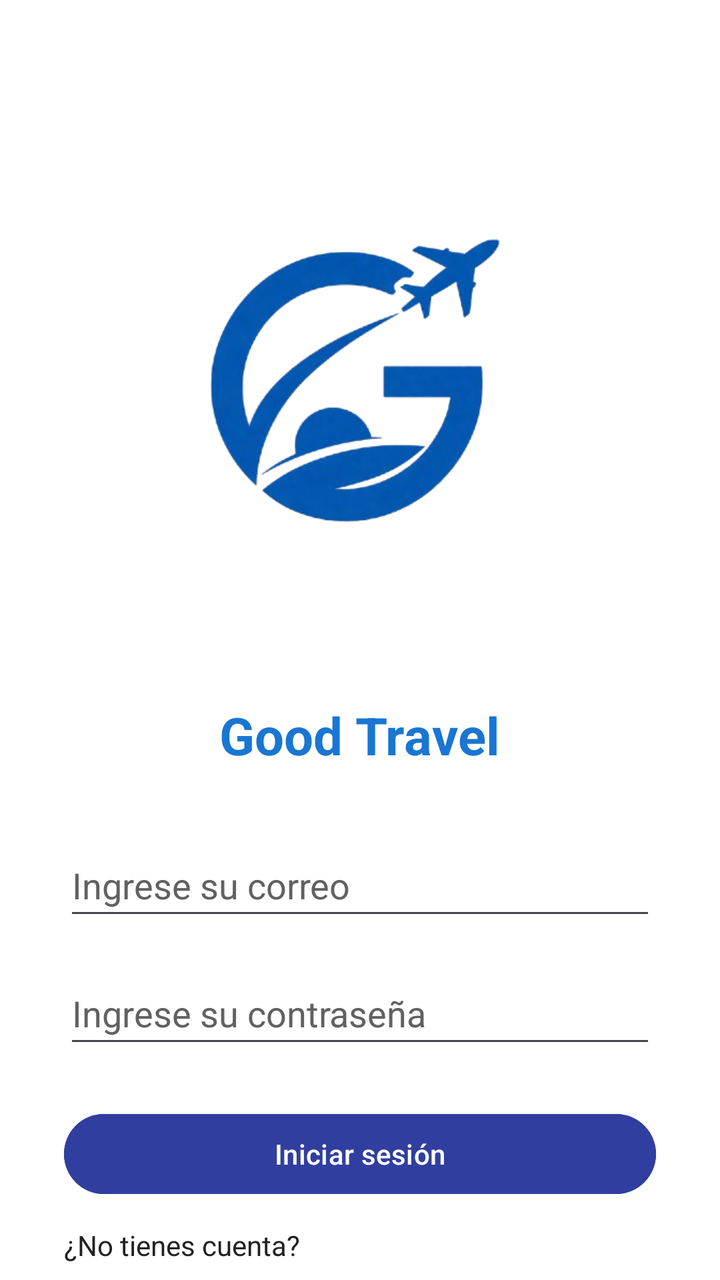
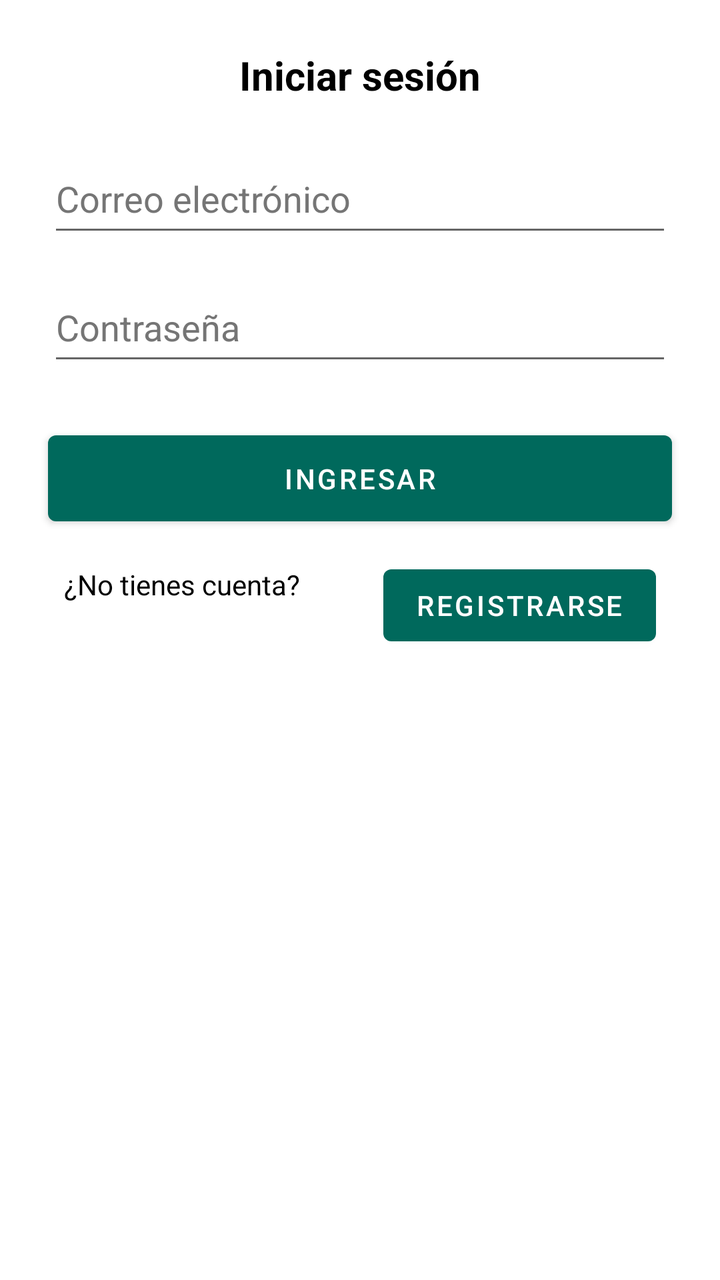

Compare the two renders of this Android layout. The source of the first and the diff that turns it into the second are given below.
<!-- AndroidManifest.xml: application theme Theme.Desafio2DSM -->
<!-- res/layout/activity_login.xml -->
<?xml version="1.0" encoding="utf-8"?>
<androidx.constraintlayout.widget.ConstraintLayout
    xmlns:android="http://schemas.android.com/apk/res/android"
    xmlns:app="http://schemas.android.com/apk/res-auto"
    xmlns:tools="http://schemas.android.com/tools"
    android:id="@+id/main"
    android:layout_width="match_parent"
    android:layout_height="match_parent"
    android:background="@color/background"
    tools:context=".LoginActivity">

    <ImageView
        android:id="@+id/imgLogo"
        android:layout_width="268dp"
        android:layout_height="286dp"
        android:layout_marginTop="56dp"
        android:contentDescription="@string/logo_desc"
        android:src="@drawable/logo_app"
        app:layout_constraintEnd_toEndOf="parent"
        app:layout_constraintHorizontal_bias="0.496"
        app:layout_constraintStart_toStartOf="parent"
        app:layout_constraintTop_toTopOf="parent" />

    <TextView
        android:id="@+id/tvTitulo"
        android:layout_width="wrap_content"
        android:layout_height="wrap_content"
        android:text="@string/app_name"
        android:textSize="26sp"
        android:textStyle="bold"
        android:textColor="@color/blue_700"
        android:layout_marginTop="8dp"
        app:layout_constraintTop_toBottomOf="@id/imgLogo"
        app:layout_constraintStart_toStartOf="parent"
        app:layout_constraintEnd_toEndOf="parent" />

    <EditText
        android:id="@+id/etEmail"
        android:layout_width="0dp"
        android:layout_height="wrap_content"
        android:layout_marginStart="32dp"
        android:layout_marginTop="32dp"
        android:layout_marginEnd="32dp"
        android:hint="@string/correo_hint"
        android:textColor="#212121"
        android:textColorHint="#616161"
        android:inputType="textEmailAddress"
        android:autofillHints="emailAddress"
        android:minHeight="48dp"
        app:layout_constraintTop_toBottomOf="@id/tvTitulo"
        app:layout_constraintStart_toStartOf="parent"
        app:layout_constraintEnd_toEndOf="parent" />

    <EditText
        android:id="@+id/etPassword"
        android:layout_width="0dp"
        android:layout_height="wrap_content"
        android:layout_marginStart="32dp"
        android:layout_marginTop="16dp"
        android:layout_marginEnd="32dp"
        android:hint="@string/password_hint"
        android:textColor="#212121"
        android:textColorHint="#616161"
        android:inputType="textPassword"
        android:autofillHints="password"
        android:minHeight="48dp"
        app:layout_constraintTop_toBottomOf="@id/etEmail"
        app:layout_constraintStart_toStartOf="parent"
        app:layout_constraintEnd_toEndOf="parent" />

    <Button
        android:id="@+id/btnLogin"
        android:layout_width="0dp"
        android:layout_height="wrap_content"
        android:layout_marginStart="32dp"
        android:layout_marginTop="24dp"
        android:layout_marginEnd="32dp"
        android:text="@string/btn_login"
        android:backgroundTint="@color/blue_500"
        android:textColor="@android:color/white"
        android:minHeight="48dp"
        app:layout_constraintTop_toBottomOf="@id/etPassword"
        app:layout_constraintStart_toStartOf="parent"
        app:layout_constraintEnd_toEndOf="parent" />

    <TextView
        android:id="@+id/tvRegistro"
        android:layout_width="wrap_content"
        android:layout_height="wrap_content"
        android:layout_marginTop="12dp"
        android:text="@string/no_cuenta"
        android:textColor="@color/black"
        app:layout_constraintTop_toBottomOf="@id/btnLogin"
        app:layout_constraintStart_toStartOf="parent"
        android:layout_marginStart="32dp" />

    <Button
        android:id="@+id/btnGoRegister"
        android:layout_width="0dp"
        android:layout_height="wrap_content"
        android:layout_marginStart="32dp"
        android:layout_marginTop="12dp"
        android:layout_marginEnd="32dp"
        android:text="@string/btn_registro"
        android:backgroundTint="@color/blue_700"
        android:textColor="@android:color/white"
        android:minHeight="48dp"
        app:layout_constraintTop_toBottomOf="@id/tvRegistro"
        app:layout_constraintStart_toStartOf="parent"
        app:layout_constraintEnd_toEndOf="parent" />

</androidx.constraintlayout.widget.ConstraintLayout>
<!-- resources referenced by this layout -->
<resources>
  <color name="background">#FFFFFF</color>
  <color name="black">#212121</color>
  <color name="blue_500">#303f9f</color>
  <color name="blue_700">#1976D2</color>
  <!-- drawable logo_app: png bitmap (drawable, 84019 bytes) -->
  <string name="app_name">Good Travel</string>
  <string name="btn_login">Iniciar sesión</string>
  <string name="btn_registro">Registrarse</string>
  <string name="correo_hint">Ingrese su correo</string>
  <string name="logo_desc">Logo de la aplicación</string>
  <string name="no_cuenta">¿No tienes cuenta?</string>
  <string name="password_hint">Ingrese su contraseña</string>
  <style name="Theme.Desafio2DSM" parent="Base.Theme.Desafio2DSM" />
  <style name="Base.Theme.Desafio2DSM" parent="Theme.Material3.DayNight.NoActionBar">
          
          
      </style>
</resources>

<!-- the commit's change to res/layout/activity_login.xml (unified diff, before → after) -->
@@ -3,110 +3,100 @@
     xmlns:android="http://schemas.android.com/apk/res/android"
     xmlns:app="http://schemas.android.com/apk/res-auto"
     xmlns:tools="http://schemas.android.com/tools"
-    android:id="@+id/main"
     android:layout_width="match_parent"
     android:layout_height="match_parent"
-    android:background="@color/background"
     tools:context=".LoginActivity">
-
-    <ImageView
-        android:id="@+id/imgLogo"
-        android:layout_width="268dp"
-        android:layout_height="286dp"
-        android:layout_marginTop="56dp"
-        android:contentDescription="@string/logo_desc"
-        android:src="@drawable/logo_app"
-        app:layout_constraintEnd_toEndOf="parent"
-        app:layout_constraintHorizontal_bias="0.496"
-        app:layout_constraintStart_toStartOf="parent"
-        app:layout_constraintTop_toTopOf="parent" />
 
     <TextView
         android:id="@+id/tvTitulo"
         android:layout_width="wrap_content"
         android:layout_height="wrap_content"
-        android:text="@string/app_name"
-        android:textSize="26sp"
+        android:text="@string/iniciar_sesion"
         android:textStyle="bold"
-        android:textColor="@color/blue_700"
-        android:layout_marginTop="8dp"
-        app:layout_constraintTop_toBottomOf="@id/imgLogo"
+        android:textSize="20sp"
+        android:textColor="@android:color/black"
+        app:layout_constraintTop_toTopOf="parent"
         app:layout_constraintStart_toStartOf="parent"
-        app:layout_constraintEnd_toEndOf="parent" />
+        app:layout_constraintEnd_toEndOf="parent"
+        android:layout_marginTop="24dp"/>
 
     <EditText
         android:id="@+id/etEmail"
         android:layout_width="0dp"
         android:layout_height="wrap_content"
-        android:layout_marginStart="32dp"
-        android:layout_marginTop="32dp"
-        android:layout_marginEnd="32dp"
-        android:hint="@string/correo_hint"
-        android:textColor="#212121"
-        android:textColorHint="#616161"
+        android:hint="@string/correo"
         android:inputType="textEmailAddress"
         android:autofillHints="emailAddress"
         android:minHeight="48dp"
+        android:paddingTop="12dp"
+        android:paddingBottom="12dp"
+        android:textColor="@android:color/black"
+        android:textColorHint="#757575"
         app:layout_constraintTop_toBottomOf="@id/tvTitulo"
         app:layout_constraintStart_toStartOf="parent"
-        app:layout_constraintEnd_toEndOf="parent" />
+        app:layout_constraintEnd_toEndOf="parent"
+        android:layout_marginStart="24dp"
+        android:layout_marginEnd="24dp"
+        android:layout_marginTop="24dp"/>
 
     <EditText
         android:id="@+id/etPassword"
         android:layout_width="0dp"
         android:layout_height="wrap_content"
-        android:layout_marginStart="32dp"
-        android:layout_marginTop="16dp"
-        android:layout_marginEnd="32dp"
-        android:hint="@string/password_hint"
-        android:textColor="#212121"
-        android:textColorHint="#616161"
+        android:hint="@string/contrasena"
         android:inputType="textPassword"
         android:autofillHints="password"
+        android:importantForAutofill="yes"
         android:minHeight="48dp"
+        android:paddingTop="12dp"
+        android:paddingBottom="12dp"
+        android:textColor="@android:color/black"
+        android:textColorHint="#757575"
         app:layout_constraintTop_toBottomOf="@id/etEmail"
         app:layout_constraintStart_toStartOf="parent"
-        app:layout_constraintEnd_toEndOf="parent" />
+        app:layout_constraintEnd_toEndOf="parent"
+        android:layout_marginStart="24dp"
+        android:layout_marginEnd="24dp"
+        android:layout_marginTop="16dp"/>
 
     <Button
         android:id="@+id/btnLogin"
         android:layout_width="0dp"
         android:layout_height="wrap_content"
-        android:layout_marginStart="32dp"
-        android:layout_marginTop="24dp"
-        android:layout_marginEnd="32dp"
-        android:text="@string/btn_login"
-        android:backgroundTint="@color/blue_500"
-        android:textColor="@android:color/white"
         android:minHeight="48dp"
+        android:paddingTop="12dp"
+        android:paddingBottom="12dp"
+        android:text="@string/ingresar"
         app:layout_constraintTop_toBottomOf="@id/etPassword"
         app:layout_constraintStart_toStartOf="parent"
-        app:layout_constraintEnd_toEndOf="parent" />
+        app:layout_constraintEnd_toEndOf="parent"
+        android:layout_marginStart="24dp"
+        android:layout_marginEnd="24dp"
+        android:layout_marginTop="24dp"/>
 
     <TextView
-        android:id="@+id/tvRegistro"
+        android:id="@+id/tvNoCuenta"
         android:layout_width="wrap_content"
         android:layout_height="wrap_content"
-        android:layout_marginTop="12dp"
         android:text="@string/no_cuenta"
-        android:textColor="@color/black"
+        android:textColor="@android:color/black"
+        android:minHeight="48dp"
         app:layout_constraintTop_toBottomOf="@id/btnLogin"
         app:layout_constraintStart_toStartOf="parent"
-        android:layout_marginStart="32dp" />
+        android:layout_marginStart="32dp"
+        android:layout_marginTop="16dp"/>
 
     <Button
         android:id="@+id/btnGoRegister"
-        android:layout_width="0dp"
+        android:layout_width="wrap_content"
         android:layout_height="wrap_content"
-        android:layout_marginStart="32dp"
-        android:layout_marginTop="12dp"
+        android:minHeight="48dp"
+        android:paddingLeft="16dp"
+        android:paddingRight="16dp"
+        android:text="@string/registrarse"
+        app:layout_constraintTop_toBottomOf="@id/btnLogin"
+        app:layout_constraintEnd_toEndOf="parent"
         android:layout_marginEnd="32dp"
-        android:text="@string/btn_registro"
-        android:backgroundTint="@color/blue_700"
-        android:textColor="@android:color/white"
-        android:minHeight="48dp"
-        app:layout_constraintTop_toBottomOf="@id/tvRegistro"
-        app:layout_constraintStart_toStartOf="parent"
-        app:layout_constraintEnd_toEndOf="parent" />
+        android:layout_marginTop="12dp"/>
 
 </androidx.constraintlayout.widget.ConstraintLayout>
<!-- resource entries referenced after the edit -->
@@ -1,21 +1,16 @@
 <!-- resources referenced by this layout -->
 <resources>
-  <color name="background">#FFFFFF</color>
-  <color name="black">#212121</color>
-  <color name="blue_500">#303f9f</color>
-  <color name="blue_700">#1976D2</color>
-  <!-- drawable logo_app: png bitmap (drawable, 84019 bytes) -->
-  <string name="app_name">Good Travel</string>
-  <string name="btn_login">Iniciar sesión</string>
-  <string name="btn_registro">Registrarse</string>
-  <string name="correo_hint">Ingrese su correo</string>
-  <string name="logo_desc">Logo de la aplicación</string>
+  <string name="contrasena">Contraseña</string>
+  <string name="correo">Correo electrónico</string>
+  <string name="ingresar">Ingresar</string>
+  <string name="iniciar_sesion">Iniciar sesión</string>
   <string name="no_cuenta">¿No tienes cuenta?</string>
-  <string name="password_hint">Ingrese su contraseña</string>
-  <style name="Theme.Desafio2DSM" parent="Base.Theme.Desafio2DSM" />
-  <style name="Base.Theme.Desafio2DSM" parent="Theme.Material3.DayNight.NoActionBar">
-          
-          
+  <string name="registrarse">Registrarse</string>
+  <style name="Theme.Desafio2DSM" parent="Theme.MaterialComponents.DayNight.NoActionBar">
+          <item name="android:windowBackground">@android:color/white</item>
+          <item name="colorPrimary">#00695C</item>
+          <item name="colorPrimaryVariant">#004D40</item>
+          <item name="colorSecondary">#26A69A</item>
       </style>
 </resources>
 
